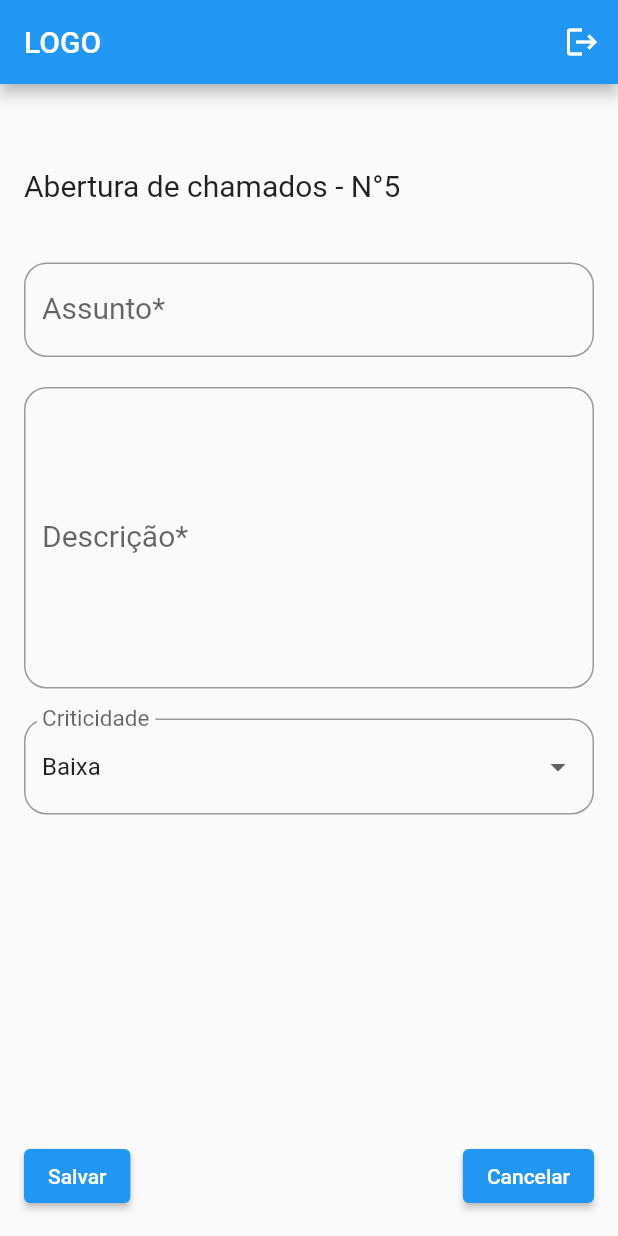
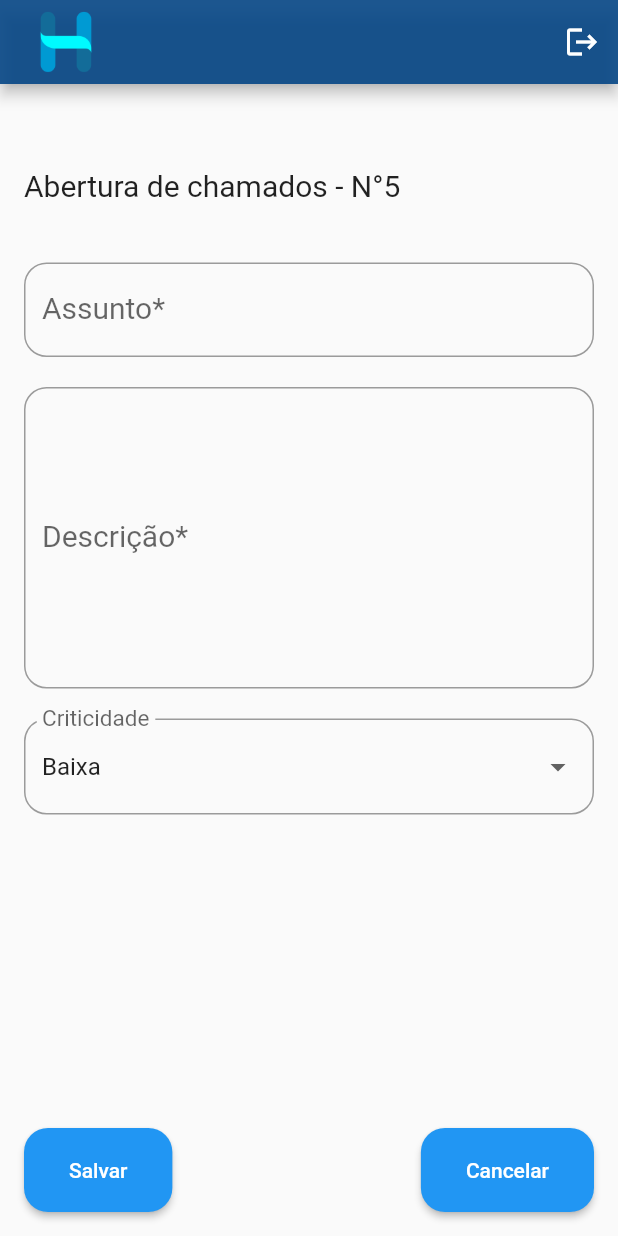
Before and after one commit to iNattan/HelpDelphi-Mobile, a Flutter app: the AberturaChamadoPage screen opened directly, after a tap on the "logout" icon, after a tap on the "add" icon, on a phone screen of 412 x 824 dp. Run offline on Flutter 3.47's test engine with Material 2 defaults, Android fonts, the phone set to English and light mode, and no system bars; our stand-ins replace shared_preferences; accounts and stored records are empty; network calls fail.

```diff
--- a/lib/chamado/abertura_chamado/abertura_chamado_page.dart
+++ b/lib/chamado/abertura_chamado/abertura_chamado_page.dart
@@ -19,6 +19,7 @@ class _AberturaChamadoPageState extends State<AberturaChamadoPage> {
   final _formKey = GlobalKey<FormState>();
   final _descricaoController = TextEditingController();
   final _assuntoController = TextEditingController();
+  bool _isButtonDisabled = false;
 
   @override
   Widget build(BuildContext context) {
@@ -41,6 +42,12 @@ class _AberturaChamadoPageState extends State<AberturaChamadoPage> {
                 TextFormField(
                   controller: _assuntoController,
                   keyboardType: TextInputType.text,
+                  validator: (assunto) {
+                    if (assunto == null || assunto.isEmpty) {
+                      return 'Por favor, digite o assunto do chamado';
+                    }
+                    return null;
+                  },
                   decoration: InputDecoration(
                     labelText: 'Assunto*',
                     border: OutlineInputBorder(
@@ -56,6 +63,12 @@ class _AberturaChamadoPageState extends State<AberturaChamadoPage> {
                 TextFormField(
                   controller: _descricaoController,
                   keyboardType: TextInputType.text,
+                  validator: (descricao) {
+                    if (descricao == null || descricao.isEmpty) {
+                      return 'Por favor, digite uma descrição do chamado';
+                    }
+                    return null;
+                  },
                   decoration: InputDecoration(
                     labelText: 'Descrição*',
                     border: OutlineInputBorder(
@@ -100,30 +113,50 @@ class _AberturaChamadoPageState extends State<AberturaChamadoPage> {
           mainAxisAlignment: MainAxisAlignment.spaceBetween,
           children: [
             ElevatedButton(
-              onPressed: () async {
+              onPressed: _isButtonDisabled ? null : () async {
                 FocusScopeNode currentFocus = FocusScope.of(context);
                 if (_formKey.currentState!.validate()) {
+                  setState(() {
+                    _isButtonDisabled = true;
+                  });
                 bool response = await createTicket();
                 if (currentFocus.hasPrimaryFocus) {
                   currentFocus.unfocus();
                 }
-
                 if (mounted) {
                   if (response) {
                     Navigator.pushReplacement(
                       context,
                       MaterialPageRoute(
-                              builder: (context) => const ListaChamadoPage()));
+                        builder: (context) => const ListaChamadoPage(),
+                      ),
+                    );
                   }
                 }
               }
             },
+              style: ElevatedButton.styleFrom(
+                padding: const EdgeInsets.symmetric(
+                  vertical: 20, horizontal: 30
+                ),
+                shape: RoundedRectangleBorder(
+                  borderRadius: BorderRadius.circular(16.0),
+                ),
+              ),
               child: const Text('Salvar'),
             ),
             ElevatedButton(
               onPressed: () {
                 Navigator.of(context).pop();
               },
+              style: ElevatedButton.styleFrom(
+                padding: const EdgeInsets.symmetric(
+                  vertical: 20, horizontal: 30
+                ),
+                shape: RoundedRectangleBorder(
+                  borderRadius: BorderRadius.circular(16.0),
+                ),
+              ),
               child: const Text('Cancelar'),
             ),
           ],
--- a/lib/chamado/lista_chamado/lista_chamada_page.dart
+++ b/lib/chamado/lista_chamado/lista_chamada_page.dart
@@ -28,8 +28,10 @@ class _ListaChamadoState extends State<ListaChamadoPage> {
   Widget build(BuildContext context) {
     return Scaffold(
       appBar: AppBarWidget(),
-      body: Padding(
-          padding: const EdgeInsets.all(8.0),
+      body: Container(
+        margin: const EdgeInsets.only(bottom: 60),
+        child: Padding(
+        padding: const EdgeInsets.all(12.0),
         child: FutureBuilder<List<Ticket>>(
           future: futureTickets,
           builder: (context, snapshot) {
@@ -57,7 +59,9 @@ class _ListaChamadoState extends State<ListaChamadoPage> {
               child: CircularProgressIndicator(),
             );
           },
-          )),
+        )
+      ),
+      ),
       floatingActionButton: FloatingActionButton(
         onPressed: () => Navigator.of(context).push(
           MaterialPageRoute(
--- a/lib/chamado/widgets/app_bar_widget.dart
+++ b/lib/chamado/widgets/app_bar_widget.dart
@@ -6,8 +6,16 @@ class AppBarWidget extends StatelessWidget implements PreferredSizeWidget {
   @override
   Widget build(BuildContext context) {
     return AppBar(
+      backgroundColor: Color.fromARGB(1000, 7, 71, 134),
       automaticallyImplyLeading: false,
-      title: const Text('LOGO'),
+      title: Container(
+        width: preferredSize.height,
+        height: preferredSize.height,
+        child: Image.asset(
+          'assets/images/Logo.png',
+          fit: BoxFit.contain,
+        ),
+      ),
       actions: [
         IconButton(
             onPressed: () async {
--- a/lib/login/login_page.dart
+++ b/lib/login/login_page.dart
@@ -116,15 +116,30 @@ class _LoginPageState extends State<LoginPage> {
                                   builder: (context) =>
                                       const ListaChamadoPage()));
                         }
+                        else {
+                          ScaffoldMessenger.of(context).showSnackBar(
+                            const SnackBar(
+                              content: Text('Usuário ou senha incorretos'),
+                              duration: Duration(seconds: 2),
+                            ),
+                          );
+                        }
                       }
                     }
                     ;
                   },
                   style: ElevatedButton.styleFrom(
                     padding: const EdgeInsets.symmetric(
-                        vertical: 25, horizontal: 50),
+                      vertical: 20, horizontal: 50
+                    ),
+                    shape: RoundedRectangleBorder(
+                      borderRadius: BorderRadius.circular(16.0),
+                    ),
                   ),
-                  child: const Text('Entrar'),
+                  child: const Text(
+                    'Entrar',
+                    style: TextStyle(fontSize: 20),
+                  ),
                 )
               ],
             ),
```
Also changed, not shown: lib/chamado/lista_chamado/widgets/card_chamado_widget.dart (+2 -10 lines), 1 other file. Lines whose indentation alone changed are shown as unchanged.
